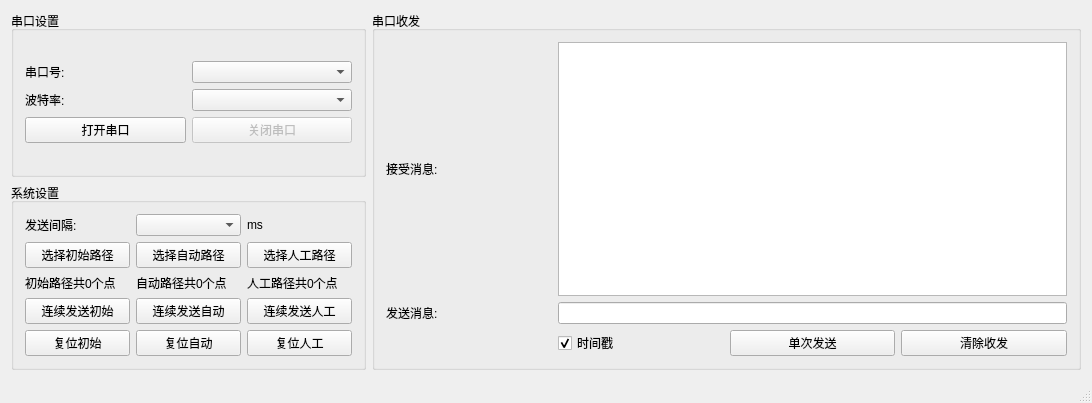
The window that mainwindow.ui (Share-LMJ/masterTest) describes before a commit, drawn with Qt 5.
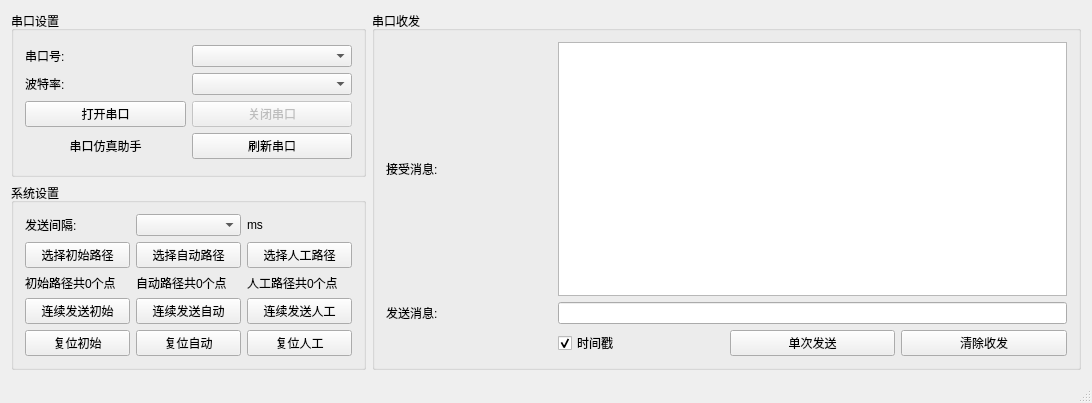
The same window after the commit. Icons and pictures are not drawn.

The edit to the form file:
```diff
--- a/mainwindow.ui
+++ b/mainwindow.ui
@@ -29,7 +29,7 @@
         <layout class="QGridLayout" name="gridLayout_3">
          <item row="0" column="0">
           <layout class="QGridLayout" name="serialSettingsLayout">
-           <item row="0" column="1">
+           <item row="0" column="2">
             <widget class="QComboBox" name="portNameComboBox"/>
            </item>
            <item row="0" column="0">
@@ -39,16 +39,6 @@
              </property>
             </widget>
            </item>
-           <item row="1" column="1">
-            <widget class="QComboBox" name="bandRateComboBox"/>
-           </item>
-           <item row="1" column="0">
-            <widget class="QLabel" name="bandRateLabel">
-             <property name="text">
-              <string>波特率:</string>
-             </property>
-            </widget>
-           </item>
            <item row="2" column="0">
             <widget class="QPushButton" name="connectSerialButton">
              <property name="text">
@@ -60,7 +50,17 @@
              </property>
             </widget>
            </item>
-           <item row="2" column="1">
+           <item row="1" column="2">
+            <widget class="QComboBox" name="bandRateComboBox"/>
+           </item>
+           <item row="1" column="0">
+            <widget class="QLabel" name="bandRateLabel">
+             <property name="text">
+              <string>波特率:</string>
+             </property>
+            </widget>
+           </item>
+           <item row="2" column="2">
             <widget class="QPushButton" name="disconnectSerialButton">
              <property name="enabled">
               <bool>false</bool>
@@ -74,6 +74,26 @@
              </property>
             </widget>
            </item>
+           <item row="3" column="2">
+            <widget class="QPushButton" name="refreshSerialButton">
+             <property name="text">
+              <string>刷新串口</string>
+             </property>
+            </widget>
+           </item>
+           <item row="3" column="0">
+            <widget class="QLabel" name="serialImageLabel">
+             <property name="text">
+              <string>串口仿真助手</string>
+             </property>
+             <property name="textFormat">
+              <enum>Qt::AutoText</enum>
+             </property>
+             <property name="alignment">
+              <set>Qt::AlignCenter</set>
+             </property>
+            </widget>
+           </item>
           </layout>
          </item>
         </layout>
```
Left out of the diff: 2 changed lines with no effect on the pictures.
